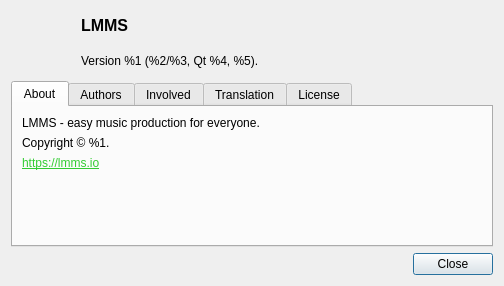
This is src/gui/modals/about_dialog.ui in EMN90909/NoeMixerr as Qt 5 draws it before an edit. The edited form follows.
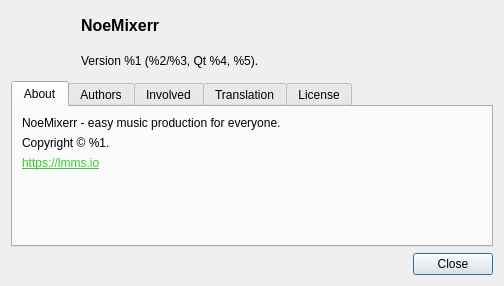
This is the edited form.

Commit message: refactor: rebrand LMMS file paths and symbols to NoeMixerr

What changed in the file:
```diff
--- a/src/gui/modals/about_dialog.ui
+++ b/src/gui/modals/about_dialog.ui
@@ -40,7 +40,7 @@
           <string notr="true">font:12pt; font-weight:bold;</string>
          </property>
          <property name="text">
-          <string>LMMS</string>
+          <string>NoeMixerr</string>
          </property>
         </widget>
        </item>
@@ -97,7 +97,7 @@
        <item>
         <widget class="QLabel" name="label_2">
          <property name="text">
-          <string>LMMS - easy music production for everyone.</string>
+          <string>NoeMixerr - easy music production for everyone.</string>
          </property>
          <property name="wordWrap">
           <bool>true</bool>
```
Left out of the diff: 4 changed lines with no effect on the pictures. The commit also changes 1020 other files.
